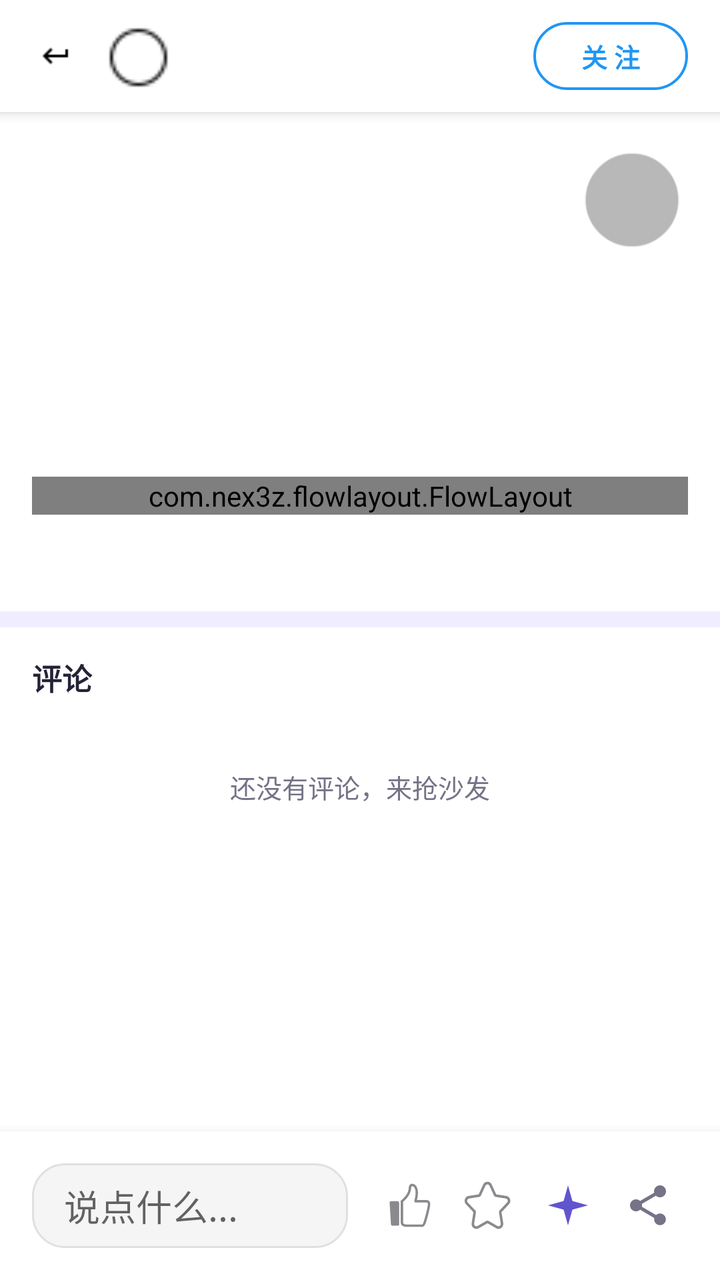
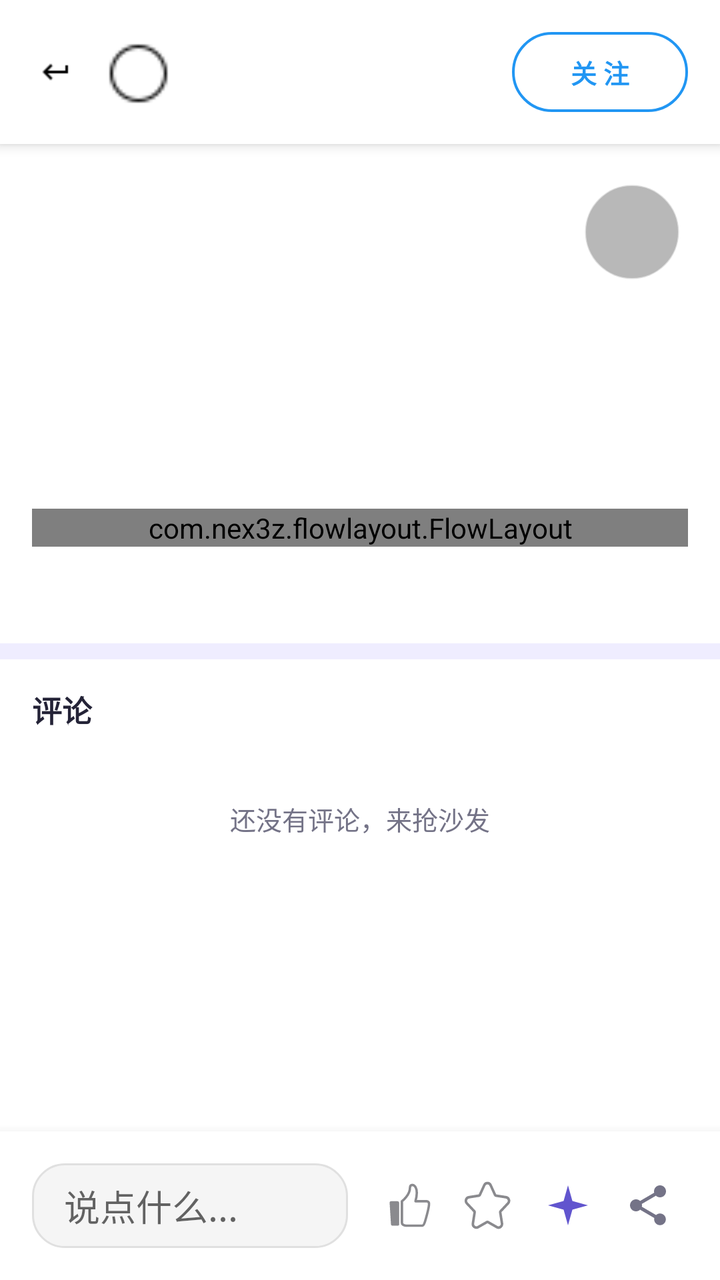

Two renders of the same Android screen: before a commit and after it. Below are the layout's source before the change and the commit's diff.
<!-- AndroidManifest.xml: application theme AppTheme -->
<!-- res/layout/activity_detail.xml -->
<?xml version="1.0" encoding="utf-8"?>
<androidx.coordinatorlayout.widget.CoordinatorLayout
    xmlns:android="http://schemas.android.com/apk/res/android"
    xmlns:app="http://schemas.android.com/apk/res-auto"
    android:id="@+id/root_layout"
    android:layout_width="match_parent"
    android:layout_height="match_parent"
    android:fitsSystemWindows="true"
    android:background="@color/white">

    
    <View
        android:id="@+id/background_overlay"
        android:layout_width="match_parent"
        android:layout_height="match_parent"
        android:background="#CCFFFFFF"
        android:alpha="0"
        android:clickable="false"
        android:focusable="false" />

    
    <FrameLayout
        android:id="@+id/scroll_container"
        android:layout_width="match_parent"
        android:layout_height="match_parent"
        android:clipChildren="false"
        android:clipToPadding="false">

        
        <androidx.core.widget.NestedScrollView
            android:id="@+id/nested_scroll_view"
            android:layout_width="match_parent"
            android:layout_height="match_parent"
            android:paddingTop="56dp"
            android:paddingBottom="80dp">

            <LinearLayout
                android:layout_width="match_parent"
                android:layout_height="wrap_content"
                android:orientation="vertical">


                
                <FrameLayout
                    android:id="@+id/image_container"
                    android:layout_width="match_parent"
                    android:layout_height="wrap_content"
                    android:clipChildren="true"
                    android:clipToPadding="true">

                    <androidx.viewpager2.widget.ViewPager2
                        android:id="@+id/image_pager"
                        android:layout_width="match_parent"
                        android:layout_height="wrap_content"
                        android:background="@color/black"/>

                    
                    <LinearLayout
                        android:id="@+id/progress_indicator"
                        android:layout_width="match_parent"
                        android:layout_height="wrap_content"
                        android:layout_gravity="bottom"
                        android:orientation="horizontal"
                        android:gravity="center"
                        android:paddingVertical="8dp"
                        android:visibility="gone"/>

                    
                    <ImageView
                        android:id="@+id/music_control_button"
                        android:layout_width="48dp"
                        android:layout_height="48dp"
                        android:layout_gravity="bottom|end"
                        android:layout_margin="20dp"
                    android:background="@drawable/circle_transparent_bg"
                    android:alpha="0.7"
                    android:contentDescription="音乐控制"
                    android:padding="12dp"
                    android:clickable="true"
                    android:focusable="true"/>

                </FrameLayout>

                
                <LinearLayout
                    android:id="@+id/content_layout"
                    android:layout_width="match_parent"
                    android:layout_height="wrap_content"
                    android:orientation="vertical"
                    android:padding="16dp">

                    
                    <TextView
                        android:id="@+id/title_text"
                        android:layout_width="match_parent"
                        android:layout_height="wrap_content"
                        android:textSize="18sp"
                        android:textStyle="bold"
                        android:textColor="@color/black"
                        android:lineSpacingExtra="4dp"/>

                    
                    <TextView
                        android:id="@+id/content_text"
                        android:layout_width="match_parent"
                        android:layout_height="wrap_content"
                        android:layout_marginTop="12dp"
                        android:textSize="14sp"
                        android:textColor="@color/profile_ink"
                        android:lineSpacingExtra="6dp"/>

                    
                    <LinearLayout
                        android:layout_width="match_parent"
                        android:layout_height="wrap_content"
                        android:layout_marginTop="10dp"
                        android:gravity="center_vertical"
                        android:orientation="horizontal">

                        <TextView
                            android:id="@+id/summarize_entry"
                            android:layout_width="wrap_content"
                            android:layout_height="wrap_content"
                            android:background="@drawable/edittext_rounded_bg"
                            android:paddingStart="14dp"
                            android:paddingEnd="14dp"
                            android:paddingTop="8dp"
                            android:paddingBottom="8dp"
                            android:text="@string/summarize_entry"
                            android:textColor="@color/primary_color"
                            android:textSize="13sp"
                            android:textStyle="bold"
                            android:visibility="gone" />

                        <ImageButton
                            android:id="@+id/summary_regen"
                            android:layout_width="34dp"
                            android:layout_height="34dp"
                            android:layout_marginStart="8dp"
                            android:background="@drawable/bg_icon_soft"
                            android:contentDescription="@string/summary_regenerate"
                            android:padding="7dp"
                            android:src="@drawable/ic_refresh"
                            android:visibility="gone"
                            app:tint="@color/profile_muted" />

                        <View
                            android:layout_width="0dp"
                            android:layout_height="1dp"
                            android:layout_weight="1" />

                        <com.google.android.material.button.MaterialButton
                            android:id="@+id/summary_stop"
                            style="@style/PixelFlowSummaryStopButton"
                            android:layout_width="wrap_content"
                            android:layout_height="32dp"
                            android:insetTop="0dp"
                            android:insetBottom="0dp"
                            android:minWidth="0dp"
                            android:text="@string/ai_stop"
                            android:visibility="gone" />
                    </LinearLayout>

                    <FrameLayout
                        android:id="@+id/summary_card"
                        android:layout_width="match_parent"
                        android:layout_height="wrap_content"
                        android:layout_marginTop="10dp"
                        android:background="@drawable/edittext_rounded_bg"
                        android:visibility="gone">

                        <TextView
                            android:id="@+id/summary_body"
                            android:layout_width="match_parent"
                            android:layout_height="wrap_content"
                            android:padding="14dp"
                            android:paddingEnd="44dp"
                            android:textColor="@color/profile_ink"
                            android:textSize="14sp"
                            android:lineSpacingExtra="6dp"
                            android:textIsSelectable="true" />

                        <ImageButton
                            android:id="@+id/summary_toggle"
                            android:layout_width="36dp"
                            android:layout_height="36dp"
                            android:layout_gravity="top|end"
                            android:background="?attr/selectableItemBackgroundBorderless"
                            android:contentDescription="@string/summary_collapse"
                            android:padding="8dp"
                            android:src="@drawable/ic_chevron_up"
                            app:tint="@color/profile_muted" />
                    </FrameLayout>

                    
                    <com.nex3z.flowlayout.FlowLayout
                        android:id="@+id/tags_container"
                        android:layout_width="match_parent"
                        android:layout_height="wrap_content"
                        android:layout_marginTop="12dp"
                        android:orientation="horizontal"/>

                    
                    <TextView
                        android:id="@+id/publish_date"
                        android:layout_width="match_parent"
                        android:layout_height="wrap_content"
                        android:layout_marginTop="16dp"
                        android:textSize="12sp"
                        android:textColor="@color/profile_muted"/>
                </LinearLayout>

                
                <View
                    android:layout_width="match_parent"
                    android:layout_height="8dp"
                    android:background="@color/profile_soft" />

                <LinearLayout
                    android:layout_width="match_parent"
                    android:layout_height="wrap_content"
                    android:orientation="vertical"
                    android:paddingBottom="16dp">

                    <LinearLayout
                        android:layout_width="match_parent"
                        android:layout_height="wrap_content"
                        android:orientation="horizontal"
                        android:gravity="center_vertical"
                        android:paddingStart="16dp"
                        android:paddingEnd="16dp">

                        <TextView
                            android:id="@+id/comments_header"
                            android:layout_width="0dp"
                            android:layout_height="wrap_content"
                            android:layout_weight="1"
                            android:paddingTop="14dp"
                            android:paddingBottom="10dp"
                            android:text="@string/comments_header"
                            android:textSize="15sp"
                            android:textStyle="bold"
                            android:textColor="@color/profile_ink" />

                        
                        <TextView
                            android:id="@+id/auto_reply_entry"
                            android:layout_width="wrap_content"
                            android:layout_height="wrap_content"
                            android:paddingStart="8dp"
                            android:paddingEnd="4dp"
                            android:paddingTop="14dp"
                            android:paddingBottom="10dp"
                            android:text="@string/auto_reply_entry"
                            android:textColor="@color/profile_accent"
                            android:textSize="13sp"
                            android:visibility="gone" />
                    </LinearLayout>

                    <androidx.recyclerview.widget.RecyclerView
                        android:id="@+id/comments_list"
                        android:layout_width="match_parent"
                        android:layout_height="wrap_content"
                        android:nestedScrollingEnabled="false"
                        android:overScrollMode="never" />

                    <TextView
                        android:id="@+id/comments_empty"
                        android:layout_width="match_parent"
                        android:layout_height="wrap_content"
                        android:gravity="center"
                        android:padding="24dp"
                        android:text="@string/comments_empty"
                        android:textSize="13sp"
                        android:textColor="@color/profile_muted" />

                    <TextView
                        android:id="@+id/comments_more"
                        android:layout_width="match_parent"
                        android:layout_height="wrap_content"
                        android:gravity="center"
                        android:padding="10dp"
                        android:textSize="13sp"
                        android:textColor="@color/profile_accent"
                        android:visibility="gone" />
                </LinearLayout>
            </LinearLayout>
        </androidx.core.widget.NestedScrollView>
    </FrameLayout>

    
    <LinearLayout
        android:id="@+id/bottom_bar"
        android:layout_width="match_parent"
        android:layout_height="wrap_content"
        android:layout_gravity="bottom"
        android:orientation="horizontal"
        android:gravity="center_vertical"
        android:background="@color/white"
        android:padding="16dp"
        android:elevation="8dp">

        
        <EditText
            android:id="@+id/comment_input"
            android:layout_width="0dp"
            android:layout_height="wrap_content"
            android:minHeight="40dp"
            android:layout_weight="1"
            android:layout_marginEnd="12dp"
            android:hint="@string/comments_input_hint"
            android:background="@drawable/edittext_rounded_bg"
            android:paddingStart="16dp"
            android:paddingEnd="16dp"
            android:paddingTop="8dp"
            android:paddingBottom="8dp"
            android:maxLines="3"
            android:imeOptions="actionSend"
            android:inputType="textMultiLine|textCapSentences"/>

        
        <TextView
            android:id="@+id/comment_send"
            android:layout_width="wrap_content"
            android:layout_height="wrap_content"
            android:layout_gravity="center_vertical"
            android:layout_marginEnd="12dp"
            android:background="@drawable/edittext_rounded_bg"
            android:paddingStart="14dp"
            android:paddingEnd="14dp"
            android:paddingTop="8dp"
            android:paddingBottom="8dp"
            android:text="@string/comments_send"
            android:textColor="@color/primary_color"
            android:textSize="14sp"
            android:textStyle="bold"
            android:visibility="gone" />

        
        <ImageView
            android:id="@+id/like_button"
            android:layout_width="22dp"
            android:layout_height="22dp"
            android:layout_marginHorizontal="8dp"
            android:src="@drawable/ic_thumb_up_outline" />


        
        <ImageView
            android:id="@+id/collect_button"
            android:layout_width="24dp"
            android:layout_height="24dp"
            android:layout_marginHorizontal="8dp"
            android:src="@drawable/ic_star_outline" />

        
        <ImageView
            android:id="@+id/copilot_button"
            android:layout_width="24dp"
            android:layout_height="24dp"
            android:layout_marginHorizontal="8dp"
            android:contentDescription="@string/copilot_title"
            android:src="@drawable/ic_sparkle"
            android:tint="@color/profile_accent" />
        
        <ImageView
            android:id="@+id/share_button"
            android:layout_width="24dp"
            android:layout_height="24dp"
            android:layout_marginHorizontal="8dp"
            android:src="@drawable/ic_share"
            app:tint="@color/profile_muted" />
    </LinearLayout>

                
                <LinearLayout
                    android:id="@+id/top_bar"
                    android:layout_width="match_parent"
                    android:layout_height="56dp"
                    android:layout_gravity="top"
                    android:orientation="horizontal"
                    android:paddingHorizontal="16dp"
                    android:paddingVertical="10dp"
                    android:gravity="center_vertical"
                    android:background="@color/white"
                    android:elevation="4dp">

                    
                    <ImageView
                        android:id="@+id/back_button"
                        android:layout_width="24dp"
                        android:layout_height="24dp"
                        android:src="@drawable/ic_arrow_back"
                        android:contentDescription="返回"
                        android:padding="4dp"
                        android:background="?attr/selectableItemBackgroundBorderless" />

                    
                    <LinearLayout
                        android:id="@+id/author_container"
                        android:layout_width="0dp"
                        android:layout_height="wrap_content"
                        android:layout_weight="1"
                        android:orientation="horizontal"
                        android:paddingStart="12dp"
                        android:gravity="center_vertical"
                        android:clickable="true"
                        android:focusable="true"
                        android:foreground="?attr/selectableItemBackground">

                        
                        <ImageView
                            android:id="@+id/author_avatar"
                            android:layout_width="36dp"
                            android:layout_height="36dp"
                            android:scaleType="centerCrop"
                            android:background="@drawable/circle_bg"/>

                        
                        <TextView
                            android:id="@+id/author_name"
                            android:layout_width="wrap_content"
                            android:layout_height="wrap_content"
                            android:layout_marginStart="12dp"
                            android:textSize="14sp"
                            android:textStyle="bold"
                            android:textColor="@color/black"
                            android:maxLines="1"
                            android:ellipsize="end"/>
                    </LinearLayout>

                    
                    <com.google.android.material.button.MaterialButton
                        android:id="@+id/follow_button"
                        style="@style/Widget.Material3.Button.OutlinedButton"
                        android:layout_width="wrap_content"
                        android:layout_height="34dp"
                        android:insetTop="0dp"
                        android:insetBottom="0dp"
                        android:minWidth="0dp"
                        android:text="关 注"
                        android:textColor="@color/primary_color"
                        android:textSize="13sp"
                        android:textStyle="bold"
                        app:cornerRadius="50dp"
                        app:rippleColor="@color/primary_color"
                        app:strokeColor="@color/primary_color"
                        app:strokeWidth="1.2dp" />


                </LinearLayout>

</androidx.coordinatorlayout.widget.CoordinatorLayout>
<!-- resources referenced by this layout -->
<resources>
  <color name="black">#FF000000</color>
  <color name="primary_color">#FF2196F3</color>
  <color name="profile_accent">#6155CE</color>
  <color name="profile_ink">#242337</color>
  <color name="profile_muted">#747387</color>
  <color name="profile_soft">#EFEDFF</color>
  <color name="white">#FFFFFFFF</color>
  <!-- drawable bg_icon_soft (drawable) -->
  <?xml version="1.0" encoding="utf-8"?>
  <shape xmlns:android="http://schemas.android.com/apk/res/android"
      android:shape="oval">
      <solid android:color="@color/profile_soft" />
  </shape>
  <!-- drawable circle_transparent_bg (drawable) -->
  <?xml version="1.0" encoding="utf-8"?>
  <shape xmlns:android="http://schemas.android.com/apk/res/android"
      android:shape="oval">
      <solid android:color="#66000000" /> 
      <stroke
          android:width="1dp"
          android:color="#88FFFFFF" /> 
  </shape>
  <!-- drawable edittext_rounded_bg (drawable) -->
  <?xml version="1.0" encoding="utf-8"?>
  <shape xmlns:android="http://schemas.android.com/apk/res/android"
      android:shape="rectangle">
      <solid android:color="@color/gray_100" />
      <corners android:radius="16dp" /> 
      <stroke
          android:width="1dp"
          android:color="@color/gray_300" />
  </shape>
  <!-- drawable ic_chevron_up (drawable) -->
  <vector xmlns:android="http://schemas.android.com/apk/res/android"
      android:width="24dp"
      android:height="24dp"
      android:viewportWidth="24"
      android:viewportHeight="24">
      <path
          android:fillColor="@color/profile_muted"
          android:pathData="M12,8l-6,6 1.4,1.4L12,10.8l4.6,4.6L18,14z" />
  </vector>
  <!-- drawable ic_sparkle (drawable) -->
  <?xml version="1.0" encoding="utf-8"?>
  <vector xmlns:android="http://schemas.android.com/apk/res/android"
      android:width="20dp"
      android:height="20dp"
      android:viewportWidth="24"
      android:viewportHeight="24">
      <path
          android:fillColor="#FFFFFF"
          android:pathData="M12,2 L14.2,9.8 L22,12 L14.2,14.2 L12,22 L9.8,14.2 L2,12 L9.8,9.8 Z" />
  </vector>
  <string name="ai_stop">停止</string>
  <string name="auto_reply_entry">自动回复</string>
  <string name="comments_empty">还没有评论，来抢沙发</string>
  <string name="comments_header">评论</string>
  <string name="comments_input_hint">说点什么...</string>
  <string name="comments_send">发送</string>
  <string name="copilot_title">AI 助手</string>
  <string name="summarize_entry">✨ 提炼要点</string>
  <string name="summary_collapse">收起或展开要点</string>
  <string name="summary_regenerate">重新生成要点</string>
  <color name="gray_100">#FFF5F5F5</color>
  <color name="gray_300">#FFE0E0E0</color>
  <color name="gray_600">#FF757575</color>
  <color name="accent_ripple">#1F6155CE</color>
  <color name="brand_violet_deep">#FF4A3FB8</color>
  <color name="brand_violet_light">#FF8B7FF5</color>
  <color name="brand_violet">#FF6155CE</color>
  <color name="profile_bg">#F7F7FC</color>
  <color name="profile_surface">#FFFFFF</color>
  <color name="profile_error">#B3261E</color>
  <style name="ShapeRounded.Small" parent="ShapeAppearance.MaterialComponents.SmallComponent">
          <item name="cornerFamily">rounded</item>
          <item name="cornerSize">@dimen/radius_control</item>
      </style>
  <style name="ShapeRounded.Medium" parent="ShapeAppearance.MaterialComponents.MediumComponent">
          <item name="cornerFamily">rounded</item>
          <item name="cornerSize">@dimen/radius_card</item>
      </style>
  <style name="ShapeRounded.Large" parent="ShapeAppearance.MaterialComponents.LargeComponent">
          <item name="cornerFamily">rounded</item>
          <item name="cornerSize">24dp</item>
      </style>
  <dimen name="radius_control">12dp</dimen>
  <dimen name="radius_card">16dp</dimen>
  <dimen name="radius_pill">22dp</dimen>
  <!-- unchanged entries left out for length: 9 -->
</resources>

<!-- the commit's change to res/layout/activity_detail.xml (unified diff, before → after) -->
@@ -31,7 +31,7 @@
             android:id="@+id/nested_scroll_view"
             android:layout_width="match_parent"
             android:layout_height="match_parent"
-            android:paddingTop="56dp"
+            android:paddingTop="72dp"
             android:paddingBottom="80dp">
 
             <LinearLayout
@@ -376,11 +376,11 @@
                 <LinearLayout
                     android:id="@+id/top_bar"
                     android:layout_width="match_parent"
-                    android:layout_height="56dp"
+                    android:layout_height="72dp"
                     android:layout_gravity="top"
                     android:orientation="horizontal"
                     android:paddingHorizontal="16dp"
-                    android:paddingVertical="10dp"
+                    android:paddingVertical="12dp"
                     android:gravity="center_vertical"
                     android:background="@color/white"
                     android:elevation="4dp">
@@ -398,9 +398,9 @@
                     
                     <LinearLayout
                         android:id="@+id/author_container"
-                        android:layout_width="0dp"
-                        android:layout_height="wrap_content"
-                        android:layout_weight="1"
+                        android:layout_width="wrap_content"
+                        android:layout_height="wrap_content"
+
                         android:orientation="horizontal"
                         android:paddingStart="12dp"
                         android:gravity="center_vertical"
@@ -430,14 +430,17 @@
                     </LinearLayout>
 
                     
+                    <View
+                        android:layout_width="0dp"
+                        android:layout_height="1dp"
+                        android:layout_weight="1" />
+
+                    
                     <com.google.android.material.button.MaterialButton
                         android:id="@+id/follow_button"
                         style="@style/Widget.Material3.Button.OutlinedButton"
                         android:layout_width="wrap_content"
-                        android:layout_height="34dp"
-                        android:insetTop="0dp"
-                        android:insetBottom="0dp"
-                        android:minWidth="0dp"
+                        android:layout_height="wrap_content"
                         android:text="关 注"
                         android:textColor="@color/primary_color"
                         android:textSize="13sp"
